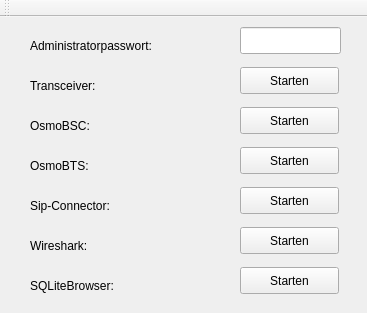
The window that 3.Osmocom/Qt/MitM-GSM2/MitM2/mitm.ui (awilsee/mitm) describes before a commit, drawn with Qt 5.
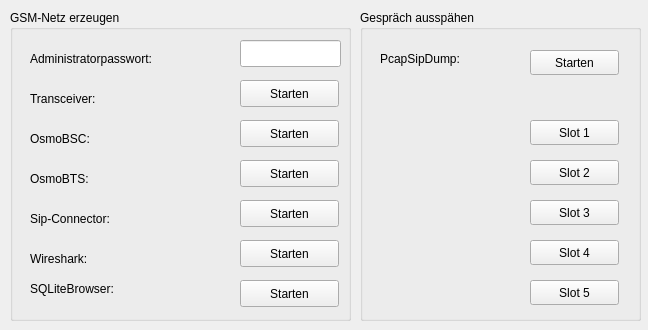
The same window after the commit.

```diff
--- a/3.Osmocom/Qt/MitM-GSM2/MitM2/mitm.ui
+++ b/3.Osmocom/Qt/MitM-GSM2/MitM2/mitm.ui
@@ -6,32 +6,31 @@
    <rect>
     <x>0</x>
     <y>0</y>
-    <width>367</width>
-    <height>313</height>
+    <width>648</width>
+    <height>330</height>
    </rect>
   </property>
   <property name="windowTitle">
    <string>MitM</string>
   </property>
   <widget class="QWidget" name="centralWidget">
-   <widget class="QLineEdit" name="lineEdit">
+   <widget class="QGroupBox" name="groupBox">
     <property name="geometry">
      <rect>
-      <x>240</x>
+      <x>10</x>
       <y>10</y>
-      <width>101</width>
-      <height>27</height>
+      <width>341</width>
+      <height>311</height>
      </rect>
     </property>
-    <property name="echoMode">
-     <enum>QLineEdit::Password</enum>
+    <property name="title">
+     <string>GSM-Netz erzeugen</string>
     </property>
-   </widget>
    <widget class="QLabel" name="label">
     <property name="geometry">
      <rect>
-      <x>30</x>
-      <y>20</y>
+       <x>20</x>
+       <y>40</y>
       <width>171</width>
       <height>17</height>
      </rect>
@@ -40,37 +39,27 @@
      <string>Administratorpasswort:</string>
     </property>
    </widget>
-   <widget class="QLabel" name="label_2">
+    <widget class="QPushButton" name="pushButtonWireshark">
     <property name="geometry">
      <rect>
-      <x>30</x>
-      <y>60</y>
-      <width>111</width>
-      <height>17</height>
+       <x>230</x>
+       <y>230</y>
+       <width>99</width>
+       <height>27</height>
      </rect>
     </property>
     <property name="text">
-     <string>Transceiver:</string>
-    </property>
-   </widget>
-   <widget class="QLabel" name="label_3">
-    <property name="geometry">
-     <rect>
-      <x>30</x>
-      <y>100</y>
-      <width>91</width>
-      <height>17</height>
-     </rect>
-    </property>
-    <property name="text">
-     <string>OsmoBSC:</string>
+      <string>Starten</string>
+     </property>
+     <property name="checkable">
+      <bool>true</bool>
     </property>
    </widget>
    <widget class="QLabel" name="label_4">
     <property name="geometry">
      <rect>
-      <x>30</x>
-      <y>140</y>
+       <x>20</x>
+       <y>160</y>
       <width>81</width>
       <height>17</height>
      </rect>
@@ -79,24 +68,11 @@
      <string>OsmoBTS:</string>
     </property>
    </widget>
-   <widget class="QLabel" name="label_5">
-    <property name="geometry">
-     <rect>
-      <x>30</x>
-      <y>180</y>
-      <width>111</width>
-      <height>17</height>
-     </rect>
-    </property>
-    <property name="text">
-     <string>Sip-Connector:</string>
-    </property>
-   </widget>
    <widget class="QLabel" name="label_6">
     <property name="geometry">
      <rect>
-      <x>30</x>
-      <y>220</y>
+       <x>20</x>
+       <y>240</y>
       <width>91</width>
       <height>17</height>
      </rect>
@@ -105,11 +81,82 @@
      <string>Wireshark:</string>
     </property>
    </widget>
+    <widget class="QLabel" name="label_2">
+     <property name="geometry">
+      <rect>
+       <x>20</x>
+       <y>80</y>
+       <width>111</width>
+       <height>17</height>
+      </rect>
+     </property>
+     <property name="text">
+      <string>Transceiver:</string>
+     </property>
+    </widget>
+    <widget class="QLabel" name="label_3">
+     <property name="geometry">
+      <rect>
+       <x>20</x>
+       <y>120</y>
+       <width>91</width>
+       <height>17</height>
+      </rect>
+     </property>
+     <property name="text">
+      <string>OsmoBSC:</string>
+     </property>
+    </widget>
+    <widget class="QPushButton" name="pushButtonSipConnector">
+     <property name="geometry">
+      <rect>
+       <x>230</x>
+       <y>190</y>
+       <width>99</width>
+       <height>27</height>
+      </rect>
+     </property>
+     <property name="text">
+      <string>Starten</string>
+     </property>
+     <property name="checkable">
+      <bool>true</bool>
+     </property>
+    </widget>
+    <widget class="QPushButton" name="pushButtonSQLBrowser">
+     <property name="geometry">
+      <rect>
+       <x>230</x>
+       <y>270</y>
+       <width>99</width>
+       <height>27</height>
+      </rect>
+     </property>
+     <property name="text">
+      <string>Starten</string>
+     </property>
+     <property name="checkable">
+      <bool>true</bool>
+     </property>
+    </widget>
+    <widget class="QLineEdit" name="lineEdit">
+     <property name="geometry">
+      <rect>
+       <x>230</x>
+       <y>30</y>
+       <width>101</width>
+       <height>27</height>
+      </rect>
+     </property>
+     <property name="echoMode">
+      <enum>QLineEdit::Password</enum>
+     </property>
+    </widget>
    <widget class="QPushButton" name="pushButtonTransceiver">
     <property name="geometry">
      <rect>
-      <x>240</x>
-      <y>50</y>
+       <x>230</x>
+       <y>70</y>
       <width>99</width>
       <height>27</height>
      </rect>
@@ -121,27 +168,24 @@
      <bool>true</bool>
     </property>
    </widget>
-   <widget class="QPushButton" name="pushButtonBSC">
+    <widget class="QLabel" name="label_5">
     <property name="geometry">
      <rect>
-      <x>240</x>
-      <y>90</y>
-      <width>99</width>
-      <height>27</height>
+       <x>20</x>
+       <y>200</y>
+       <width>111</width>
+       <height>17</height>
      </rect>
     </property>
     <property name="text">
-     <string>Starten</string>
-    </property>
-    <property name="checkable">
-     <bool>true</bool>
+      <string>Sip-Connector:</string>
     </property>
    </widget>
    <widget class="QPushButton" name="pushButtonBTS">
     <property name="geometry">
      <rect>
-      <x>240</x>
-      <y>130</y>
+       <x>230</x>
+       <y>150</y>
       <width>99</width>
       <height>27</height>
      </rect>
@@ -153,27 +197,11 @@
      <bool>true</bool>
     </property>
    </widget>
-   <widget class="QPushButton" name="pushButtonSipConnector">
+    <widget class="QPushButton" name="pushButtonBSC">
     <property name="geometry">
      <rect>
-      <x>240</x>
-      <y>170</y>
-      <width>99</width>
-      <height>27</height>
-     </rect>
-    </property>
-    <property name="text">
-     <string>Starten</string>
-    </property>
-    <property name="checkable">
-     <bool>true</bool>
-    </property>
-   </widget>
-   <widget class="QPushButton" name="pushButtonWireshark">
-    <property name="geometry">
-     <rect>
-      <x>240</x>
-      <y>210</y>
+       <x>230</x>
+       <y>110</y>
       <width>99</width>
       <height>27</height>
      </rect>
@@ -188,8 +216,8 @@
    <widget class="QLabel" name="label_7">
     <property name="geometry">
      <rect>
-      <x>30</x>
-      <y>260</y>
+       <x>20</x>
+       <y>270</y>
       <width>121</width>
       <height>17</height>
      </rect>
@@ -198,13 +226,67 @@
      <string>SQLiteBrowser:</string>
     </property>
    </widget>
-   <widget class="QPushButton" name="pushButtonSQLBrowser">
+    <zorder>label</zorder>
+    <zorder>pushButtonWireshark</zorder>
+    <zorder>label_6</zorder>
+    <zorder>label_4</zorder>
+    <zorder>pushButtonSipConnector</zorder>
+    <zorder>label_3</zorder>
+    <zorder>label_2</zorder>
+    <zorder>pushButtonSQLBrowser</zorder>
+    <zorder>lineEdit</zorder>
+    <zorder>pushButtonTransceiver</zorder>
+    <zorder>label_5</zorder>
+    <zorder>pushButtonBTS</zorder>
+    <zorder>pushButtonBSC</zorder>
+    <zorder>label_7</zorder>
+    <zorder>label</zorder>
+    <zorder>pushButtonWireshark</zorder>
+    <zorder>label_4</zorder>
+    <zorder>label_6</zorder>
+    <zorder>label_2</zorder>
+    <zorder>label_3</zorder>
+    <zorder>pushButtonSipConnector</zorder>
+    <zorder>pushButtonSQLBrowser</zorder>
+    <zorder>lineEdit</zorder>
+    <zorder>pushButtonTransceiver</zorder>
+    <zorder>label_5</zorder>
+    <zorder>pushButtonBTS</zorder>
+    <zorder>pushButtonBSC</zorder>
+    <zorder>label_7</zorder>
+   </widget>
+   <widget class="QGroupBox" name="groupBox_2">
     <property name="geometry">
      <rect>
-      <x>240</x>
-      <y>250</y>
-      <width>99</width>
-      <height>27</height>
+      <x>360</x>
+      <y>10</y>
+      <width>281</width>
+      <height>311</height>
+     </rect>
+    </property>
+    <property name="title">
+     <string>Gespräch ausspähen</string>
+    </property>
+    <widget class="QLabel" name="label_8">
+     <property name="geometry">
+      <rect>
+       <x>20</x>
+       <y>40</y>
+       <width>111</width>
+       <height>17</height>
+      </rect>
+     </property>
+     <property name="text">
+      <string>PcapSipDump:</string>
+     </property>
+    </widget>
+    <widget class="QPushButton" name="pushButtonPcap">
+     <property name="geometry">
+      <rect>
+       <x>170</x>
+       <y>40</y>
+       <width>89</width>
+       <height>25</height>
      </rect>
     </property>
     <property name="text">
@@ -214,14 +296,72 @@
      <bool>true</bool>
     </property>
    </widget>
-  </widget>
-  <widget class="QToolBar" name="mainToolBar">
-   <attribute name="toolBarArea">
-    <enum>TopToolBarArea</enum>
-   </attribute>
-   <attribute name="toolBarBreak">
-    <bool>false</bool>
-   </attribute>
+    <widget class="QPushButton" name="pushButtonSlot1">
+     <property name="geometry">
+      <rect>
+       <x>170</x>
+       <y>110</y>
+       <width>89</width>
+       <height>25</height>
+      </rect>
+     </property>
+     <property name="text">
+      <string>Slot 1</string>
+     </property>
+    </widget>
+    <widget class="QPushButton" name="pushButtonSlot2">
+     <property name="geometry">
+      <rect>
+       <x>170</x>
+       <y>150</y>
+       <width>89</width>
+       <height>25</height>
+      </rect>
+     </property>
+     <property name="text">
+      <string>Slot 2</string>
+     </property>
+    </widget>
+    <widget class="QPushButton" name="pushButtonSlot3">
+     <property name="geometry">
+      <rect>
+       <x>170</x>
+       <y>190</y>
+       <width>89</width>
+       <height>25</height>
+      </rect>
+     </property>
+     <property name="text">
+      <string>Slot 3</string>
+     </property>
+    </widget>
+    <widget class="QPushButton" name="pushButtonSlot4">
+     <property name="geometry">
+      <rect>
+       <x>170</x>
+       <y>230</y>
+       <width>89</width>
+       <height>25</height>
+      </rect>
+     </property>
+     <property name="text">
+      <string>Slot 4</string>
+     </property>
+    </widget>
+    <widget class="QPushButton" name="pushButtonSlot5">
+     <property name="geometry">
+      <rect>
+       <x>170</x>
+       <y>270</y>
+       <width>89</width>
+       <height>25</height>
+      </rect>
+     </property>
+     <property name="text">
+      <string>Slot 5</string>
+     </property>
+    </widget>
+   </widget>
   </widget>
  </widget>
  <layoutdefault spacing="6" margin="11"/>
```
Lines whose indentation alone changed are shown as unchanged.
